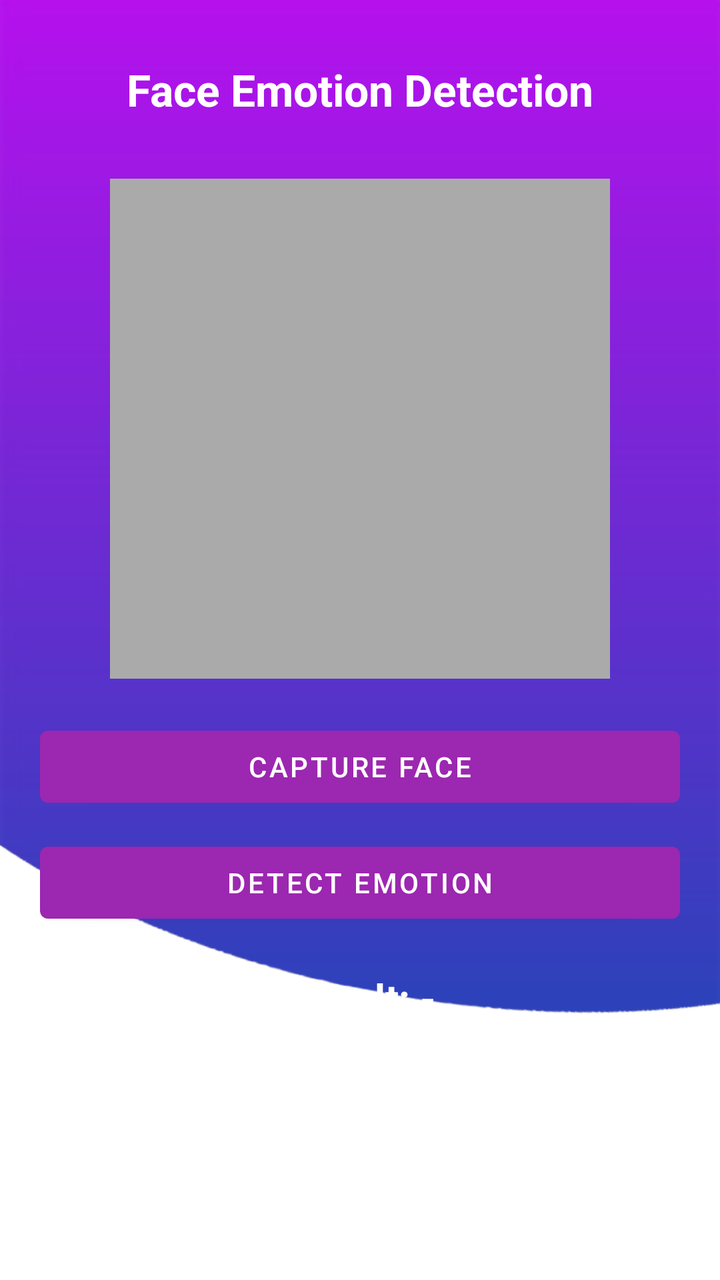
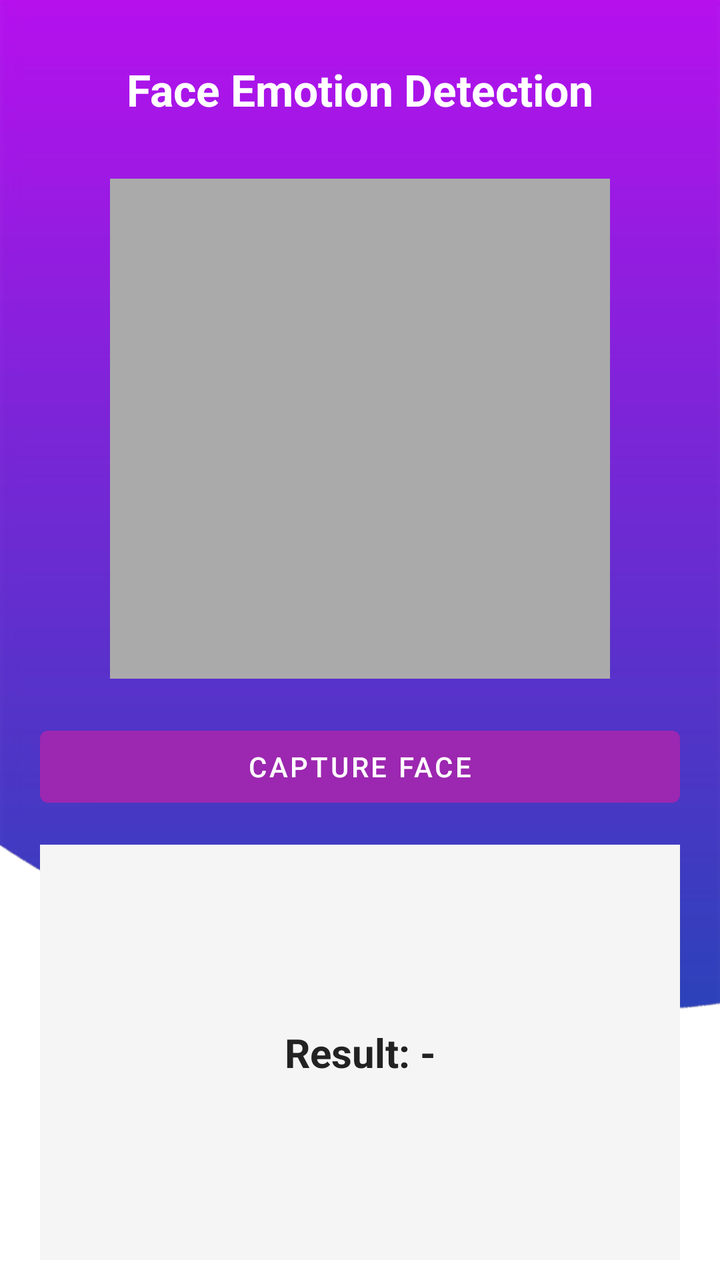

An Android layout rendered at two revisions. The XML below is the earlier revision; the diff shows what the commit changed to produce the second picture.
<!-- AndroidManifest.xml: application theme Theme.NutriMind -->
<!-- res/layout/activity_face_emotion.xml -->
<?xml version="1.0" encoding="utf-8"?>
<androidx.constraintlayout.widget.ConstraintLayout
    xmlns:android="http://schemas.android.com/apk/res/android"
    xmlns:app="http://schemas.android.com/apk/res-auto"
    xmlns:tools="http://schemas.android.com/tools"
    android:id="@+id/main"
    android:layout_width="match_parent"
    android:layout_height="match_parent"
    android:background="@drawable/background"
    tools:context=".FaceEmotionActivity">

    
    <TextView
        android:id="@+id/titleFace"
        android:layout_width="wrap_content"
        android:layout_height="wrap_content"
        android:text="Face Emotion Detection"
        android:textSize="22sp"
        android:textStyle="bold"
        android:textColor="@android:color/white"
        app:layout_constraintTop_toTopOf="parent"
        app:layout_constraintStart_toStartOf="parent"
        app:layout_constraintEnd_toEndOf="parent"
        android:layout_marginTop="30dp"/>

    
    <ImageView
        android:id="@+id/imgPreview"
        android:layout_width="250dp"
        android:layout_height="250dp"
        android:background="@android:color/darker_gray"
        android:scaleType="fitCenter"
        app:layout_constraintTop_toBottomOf="@id/titleFace"
        app:layout_constraintStart_toStartOf="parent"
        app:layout_constraintEnd_toEndOf="parent"
        android:layout_marginTop="30dp"/>

    
    <Button
        android:id="@+id/btnCapture"
        android:layout_width="0dp"
        android:layout_height="wrap_content"
        android:text="Capture Face"
        app:layout_constraintTop_toBottomOf="@id/imgPreview"
        app:layout_constraintStart_toStartOf="parent"
        app:layout_constraintEnd_toEndOf="parent"
        android:layout_marginStart="20dp"
        android:layout_marginEnd="20dp"
        android:layout_marginTop="20dp"/>

    
    <Button
        android:id="@+id/btnDetect"
        android:layout_width="0dp"
        android:layout_height="wrap_content"
        android:text="Detect Emotion"
        app:layout_constraintTop_toBottomOf="@id/btnCapture"
        app:layout_constraintStart_toStartOf="parent"
        app:layout_constraintEnd_toEndOf="parent"
        android:layout_marginStart="20dp"
        android:layout_marginEnd="20dp"
        android:layout_marginTop="10dp"/>

    
    <TextView
        android:id="@+id/txtResult"
        android:layout_width="wrap_content"
        android:layout_height="wrap_content"
        android:text="Result: -"
        android:textSize="20sp"
        android:textStyle="bold"
        android:textColor="@android:color/white"
        app:layout_constraintTop_toBottomOf="@id/btnDetect"
        app:layout_constraintStart_toStartOf="parent"
        app:layout_constraintEnd_toEndOf="parent"
        android:layout_marginTop="20dp"/>

</androidx.constraintlayout.widget.ConstraintLayout>
<!-- resources referenced by this layout -->
<resources>
  <!-- drawable background: png bitmap (drawable, 19321 bytes) -->
  <style name="Theme.NutriMind" parent="Theme.MaterialComponents.DayNight.NoActionBar">
          
          <item name="colorPrimary">@color/purple_500</item>
          <item name="colorPrimaryVariant">@color/purple_700</item>
          <item name="colorOnPrimary">@color/white</item>
          
          <item name="colorSecondary">@color/teal_200</item>
          <item name="colorSecondaryVariant">@color/teal_700</item>
          <item name="colorOnSecondary">@color/black</item>
  
          
          <item name="android:statusBarColor" tools:targetApi="l">?attr/colorPrimaryVariant</item>
      </style>
  <color name="purple_500">#9C27B0</color>
  <color name="purple_700">#7B1FA2</color>
  <color name="white">#FFFFFFFF</color>
  <color name="teal_200">#bcf5f5</color>
  <color name="teal_700">#00796B</color>
  <color name="black">#FF000000</color>
</resources>

<!-- the commit's change to res/layout/activity_face_emotion.xml (unified diff, before → after) -->
@@ -49,30 +49,33 @@
         android:layout_marginTop="20dp"/>
 
     
-    <Button
-        android:id="@+id/btnDetect"
+    <ScrollView
+        android:id="@+id/resultScroll"
         android:layout_width="0dp"
-        android:layout_height="wrap_content"
-        android:text="Detect Emotion"
-        app:layout_constraintTop_toBottomOf="@id/btnCapture"
-        app:layout_constraintStart_toStartOf="parent"
-        app:layout_constraintEnd_toEndOf="parent"
+        android:layout_height="0dp"
+        android:fillViewport="true"
         android:layout_marginStart="20dp"
         android:layout_marginEnd="20dp"
-        android:layout_marginTop="10dp"/>
+        android:layout_marginTop="15dp"
+        android:layout_marginBottom="10dp"
+        app:layout_constraintTop_toBottomOf="@id/btnCapture"
+        app:layout_constraintBottom_toBottomOf="parent"
+        app:layout_constraintStart_toStartOf="parent"
+        app:layout_constraintEnd_toEndOf="parent">
 
-    
-    <TextView
-        android:id="@+id/txtResult"
-        android:layout_width="wrap_content"
-        android:layout_height="wrap_content"
-        android:text="Result: -"
-        android:textSize="20sp"
-        android:textStyle="bold"
-        android:textColor="@android:color/white"
-        app:layout_constraintTop_toBottomOf="@id/btnDetect"
-        app:layout_constraintStart_toStartOf="parent"
-        app:layout_constraintEnd_toEndOf="parent"
-        android:layout_marginTop="20dp"/>
+        <TextView
+            android:id="@+id/txtResult"
+            android:layout_width="match_parent"
+            android:layout_height="wrap_content"
+            android:padding="20dp"
+            android:text="Result: -"
+            android:textSize="20sp"
+            android:textStyle="bold"
+            android:textColor="#222222"
+            android:gravity="center"
+            android:lineSpacingExtra="6dp"
+            android:background="#F5F5F5"/>
+
+    </ScrollView>
 
 </androidx.constraintlayout.widget.ConstraintLayout>
